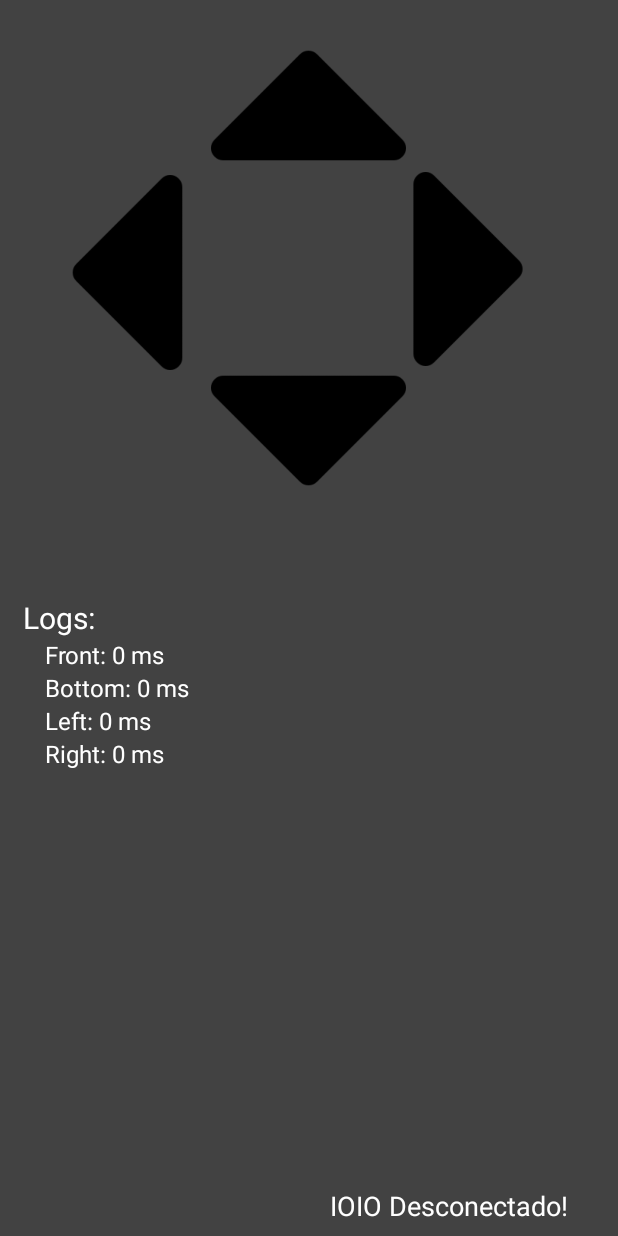
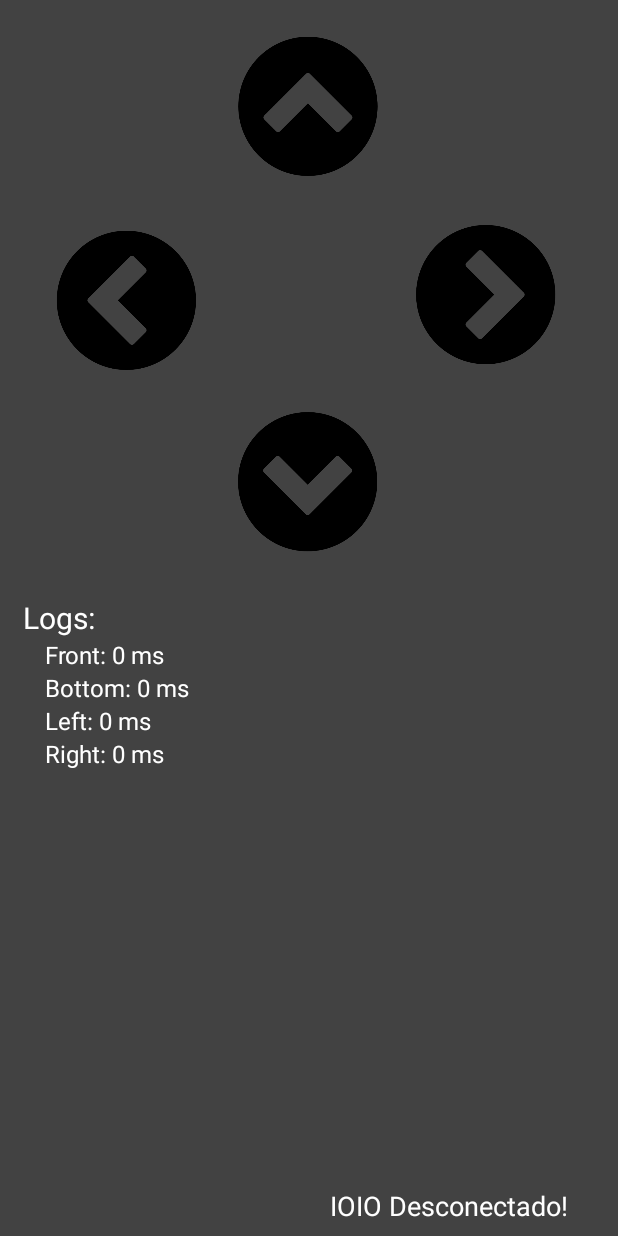
Before and after one commit to wapablos/AndroidCarrinho, an Android app: the layout activity_joystick.xml on its own in the app's theme, with its tools: preview values and no code run, on a phone screen of 412 x 824 dp. Run offline under Robolectric (Android 15) with nearby library versions, the phone set to English and light mode, and no system bars.

Commit message:
Fix relative layout

```diff
--- a/androidCar/app/src/main/res/layout/activity_joystick.xml
+++ b/androidCar/app/src/main/res/layout/activity_joystick.xml
@@ -15,7 +15,7 @@
         android:layout_marginTop="5dp"
         android:background="?android:selectableItemBackground"
         android:scaleType="fitCenter"
-        android:src="@drawable/up_arrow" />
+        android:src="@drawable/bnt_up" />
 
     <ImageButton
         android:id="@+id/bnt_left"
@@ -34,7 +34,7 @@
         android:adjustViewBounds="true"
         android:background="?android:selectableItemBackground"
         android:scaleType="fitCenter"
-        android:src="@drawable/left_arrow" />
+        android:src="@drawable/bnt_left" />
 
     <ImageButton
         android:id="@+id/bnt_right"
@@ -50,13 +50,11 @@
         android:layout_marginEnd="21dp"
         android:layout_marginRight="21dp"
         android:layout_marginBottom="108dp"
-        android:layout_toEndOf="@+id/bnt_left"
-        android:layout_toRightOf="@+id/bnt_left"
-        android:layout_weight="1"
+                android:layout_weight="1"
         android:adjustViewBounds="true"
         android:background="?android:selectableItemBackground"
         android:scaleType="fitCenter"
-        android:src="@drawable/right_arrow" />
+        android:src="@drawable/bnt_right" />
 
     <ImageButton
         android:id="@+id/bnt_down"
@@ -64,13 +62,13 @@
         android:layout_height="130dp"
         android:layout_alignParentTop="true"
         android:layout_centerHorizontal="true"
-        android:layout_marginTop="222dp"
+        android:layout_marginTop="258dp"
         android:layout_marginBottom="72dp"
         android:layout_weight="1"
         android:adjustViewBounds="true"
         android:background="?android:selectableItemBackground"
         android:scaleType="fitCenter"
-        android:src="@drawable/down_arrow" />
+        android:src="@drawable/bnt_down" />
 
     <TextView
         android:id="@+id/ioio_status"
```
